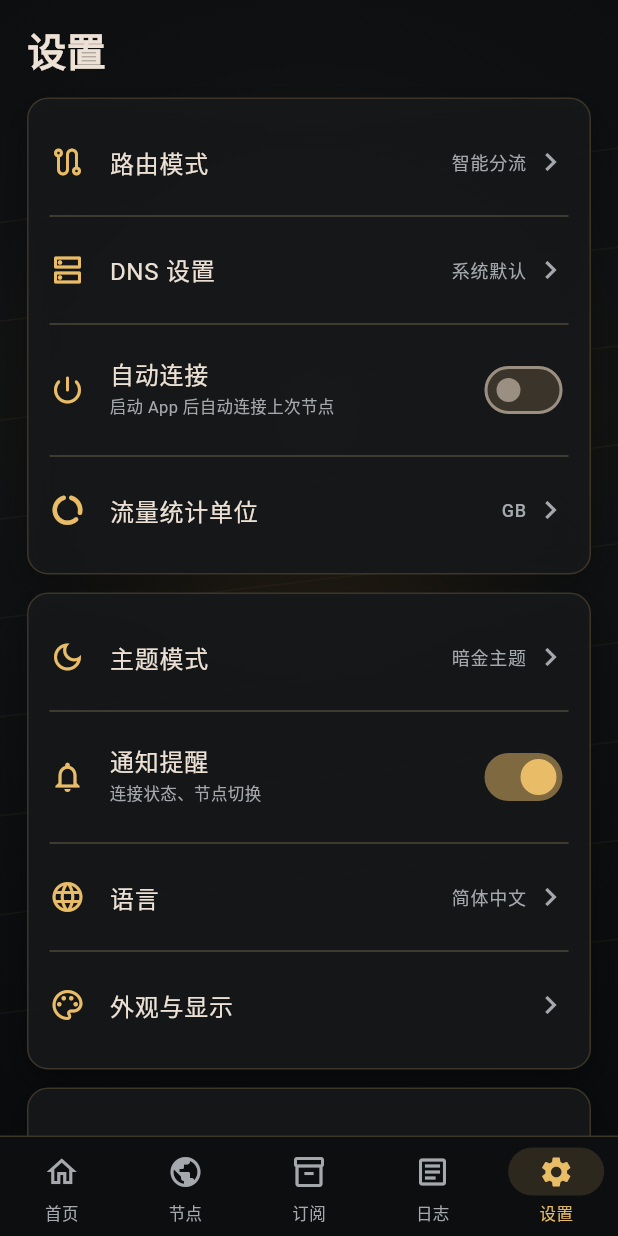
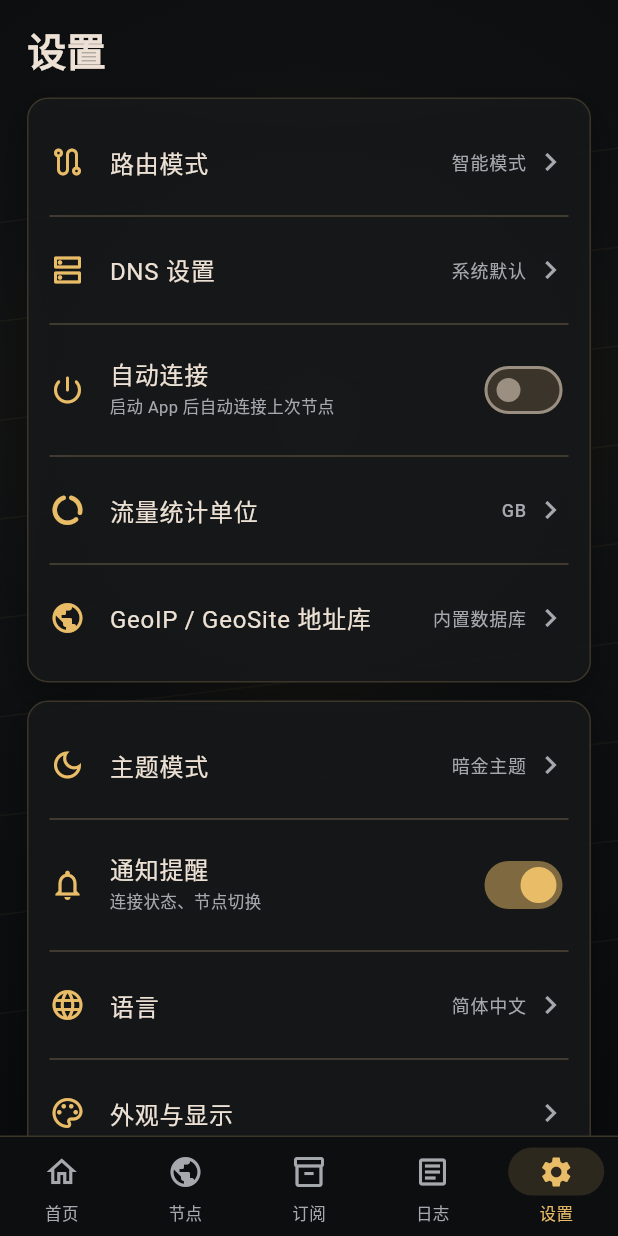
Before and after one commit to dcbc007/proxy, a Flutter app: the screen it shows after launch, item 5 of the bottom bar chosen, on a phone screen of 412 x 824 dp. Run offline on Flutter 3.47's test engine with Material 3 defaults, Android fonts, the phone set to English and light mode, and no system bars; our stand-ins replace shared_preferences; missing offline and left inert: mobile_scanner, v2ray_box.

Commit message:
Add Geo database updater and dynamic routing/version settings

```diff
--- a/lib/screens/settings_screen.dart
+++ b/lib/screens/settings_screen.dart
@@ -1,5 +1,7 @@
 import 'package:flutter/material.dart';
+import 'package:provider/provider.dart';
 import '../theme/app_theme.dart';
+import '../state/app_state.dart';
 import '../widgets/gold_card.dart';
 
 class SettingsScreen extends StatefulWidget {
@@ -16,6 +18,7 @@ class _SettingsScreenState extends State<SettingsScreen> {
 
   @override
   Widget build(BuildContext context) {
+    final state = context.watch<AppState>();
     return ListView(
       padding: const EdgeInsets.fromLTRB(18, 14, 18, 30),
       children: [
@@ -23,7 +26,7 @@ class _SettingsScreenState extends State<SettingsScreen> {
         const SizedBox(height: 14),
         GoldCard(
           child: Column(children: [
-            _row(Icons.route_outlined, '路由模式', '智能分流'),
+            _row(Icons.route_outlined, '路由模式', state.mode),
             const Divider(),
             _row(Icons.dns_outlined, 'DNS 设置', dns),
             const Divider(),
@@ -38,6 +41,30 @@ class _SettingsScreenState extends State<SettingsScreen> {
             ),
             const Divider(),
             _row(Icons.data_usage_rounded, '流量统计单位', 'GB'),
+            const Divider(),
+            _row(
+              Icons.public_rounded,
+              'GeoIP / GeoSite 地址库',
+              state.updatingGeo ? '更新中…' : state.geoUpdatedText,
+              onTap: state.updatingGeo
+                  ? null
+                  : () async {
+                      try {
+                        await context.read<AppState>().updateGeoAssets();
+                        if (context.mounted) {
+                          ScaffoldMessenger.of(context).showSnackBar(
+                            const SnackBar(content: Text('GeoIP / GeoSite 更新完成')),
+                          );
+                        }
+                      } catch (_) {
+                        if (context.mounted) {
+                          ScaffoldMessenger.of(context).showSnackBar(
+                            const SnackBar(content: Text('Geo 数据更新失败，请查看日志')),
+                          );
+                        }
+                      }
+                    },
+            ),
           ]),
         ),
         const SizedBox(height: 12),
@@ -63,7 +90,7 @@ class _SettingsScreenState extends State<SettingsScreen> {
         const SizedBox(height: 12),
         GoldCard(
           child: Column(children: [
-            _row(Icons.update_rounded, '检查更新', 'v1.0.0'),
+            _row(Icons.update_rounded, '检查更新', 'v\${state.appVersion}'),
             const Divider(),
             _row(Icons.info_outline, '关于应用', ''),
             const Divider(),
@@ -74,7 +101,12 @@ class _SettingsScreenState extends State<SettingsScreen> {
     );
   }
 
-  Widget _row(IconData icon, String title, String trailing) => ListTile(
+  Widget _row(
+    IconData icon,
+    String title,
+    String trailing, {
+    VoidCallback? onTap,
+  }) => ListTile(
         contentPadding: EdgeInsets.zero,
         leading: Icon(icon, color: AppColors.gold),
         title: Text(title),
@@ -83,6 +115,6 @@ class _SettingsScreenState extends State<SettingsScreen> {
           const SizedBox(width: 4),
           const Icon(Icons.chevron_right, color: AppColors.text2),
         ]),
-        onTap: () {},
+        onTap: onTap,
       );
 }
```
